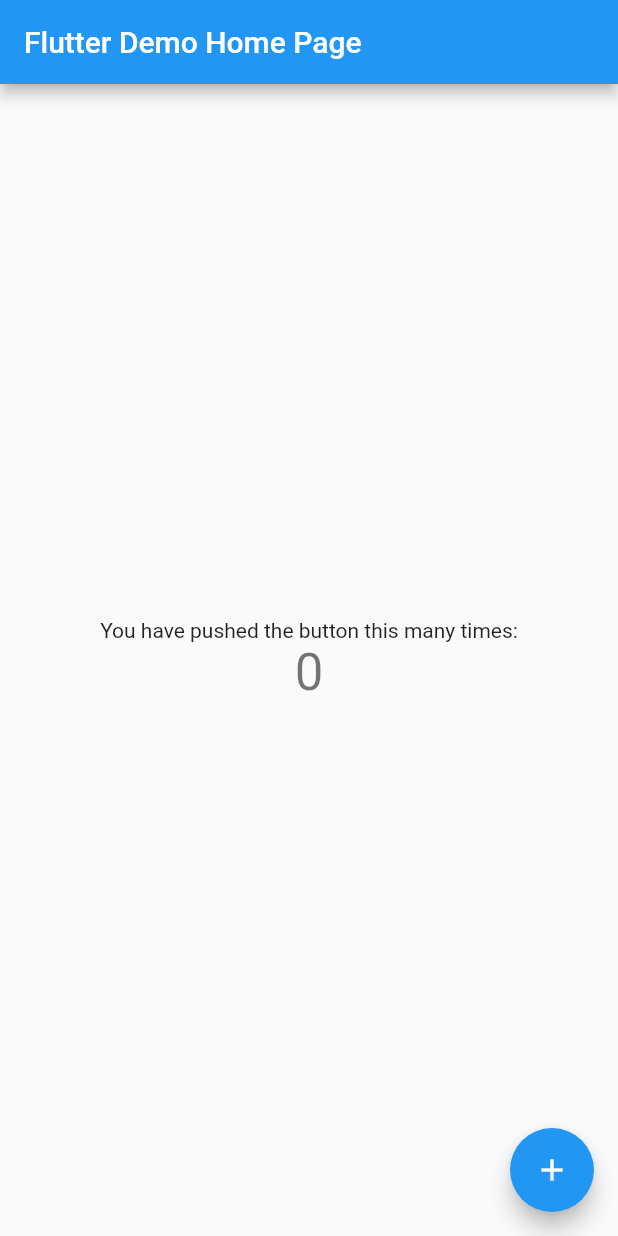
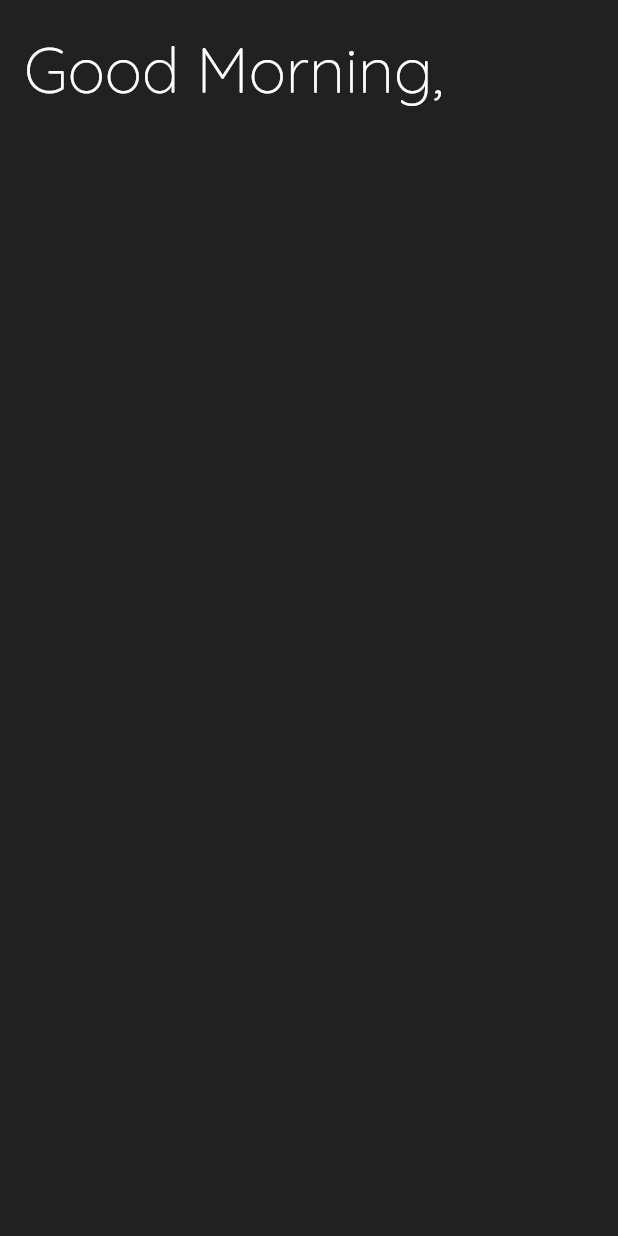
Before and after one commit to sarthak333/nerd-launcher, a Flutter app: the screen it shows after launch, on a phone screen of 412 x 824 dp. Run offline on Flutter 3.47's test engine with Material 2 defaults, Android fonts, the phone set to English and light mode, and no system bars; missing offline and left inert: device_apps.

Commit message:
feat: added home and font files

```diff
--- /dev/null
+++ b/lib/home.dart
@@ -0,0 +1,46 @@
+import 'package:flutter/material.dart';
+
+class Home extends StatefulWidget {
+  @override
+  _HomeState createState() => _HomeState();
+}
+
+class _HomeState extends State<Home> {
+  @override
+  Widget build(BuildContext context) {
+    return SafeArea(
+      child: Container(
+        color: Colors.grey[900],
+        child: Padding(
+          padding: const EdgeInsets.symmetric(vertical: 20, horizontal: 16),
+          child: Column(
+            mainAxisSize: MainAxisSize.max,
+            crossAxisAlignment: CrossAxisAlignment.start,
+            children: <Widget>[
+              Text(
+                "Good Morning,",
+                style: TextStyle(
+                  fontSize: 42,
+                  fontFamily: 'Quicksand',
+                  fontWeight: FontWeight.w300,
+                  color: Colors.white,
+                  decoration: TextDecoration.none,
+                ),
+              ),
+              //   Text(
+              //   "Sarthak!",
+              //   style: TextStyle(
+              //     fontSize: 32,
+              //     fontFamily: 'Quicksand',
+              //     fontWeight: FontWeight.w500,
+              //     color: Colors.white,
+              //     decoration: TextDecoration.none,
+              //   ),
+              // ),
+            ],
+          ),
+        ),
+      ),
+    );
+  }
+}
--- a/lib/main.dart
+++ b/lib/main.dart
@@ -1,111 +1,23 @@
 import 'package:flutter/material.dart';
+import 'package:device_apps/device_apps.dart';
+import 'home.dart';
 
 void main() => runApp(MyApp());
 
-class MyApp extends StatelessWidget {
-  // This widget is the root of your application.
+class MyApp extends StatefulWidget {
+  @override
+  MyAppState createState() => MyAppState();
+}
+
+class MyAppState extends State<MyApp> {
   @override
   Widget build(BuildContext context) {
     return MaterialApp(
-      title: 'Flutter Demo',
-      theme: ThemeData(
-        // This is the theme of your application.
-        //
-        // Try running your application with "flutter run". You'll see the
-        // application has a blue toolbar. Then, without quitting the app, try
-        // changing the primarySwatch below to Colors.green and then invoke
-        // "hot reload" (press "r" in the console where you ran "flutter run",
-        // or simply save your changes to "hot reload" in a Flutter IDE).
-        // Notice that the counter didn't reset back to zero; the application
-        // is not restarted.
-        primarySwatch: Colors.blue,
-      ),
-      home: MyHomePage(title: 'Flutter Demo Home Page'),
+      initialRoute: '/',
+      theme: ThemeData(fontFamily: 'QuickSand'),
+      routes: {
+        '/': (context) => Home(),
+      },
     );
   }
 }
-
-class MyHomePage extends StatefulWidget {
-  MyHomePage({Key key, this.title}) : super(key: key);
-
-  // This widget is the home page of your application. It is stateful, meaning
-  // that it has a State object (defined below) that contains fields that affect
-  // how it looks.
-
-  // This class is the configuration for the state. It holds the values (in this
-  // case the title) provided by the parent (in this case the App widget) and
-  // used by the build method of the State. Fields in a Widget subclass are
-  // always marked "final".
-
-  final String title;
-
-  @override
-  _MyHomePageState createState() => _MyHomePageState();
-}
-
-class _MyHomePageState extends State<MyHomePage> {
-  int _counter = 0;
-
-  void _incrementCounter() {
-    setState(() {
-      // This call to setState tells the Flutter framework that something has
-      // changed in this State, which causes it to rerun the build method below
-      // so that the display can reflect the updated values. If we changed
-      // _counter without calling setState(), then the build method would not be
-      // called again, and so nothing would appear to happen.
-      _counter++;
-    });
-  }
-
-  @override
-  Widget build(BuildContext context) {
-    // This method is rerun every time setState is called, for instance as done
-    // by the _incrementCounter method above.
-    //
-    // The Flutter framework has been optimized to make rerunning build methods
-    // fast, so that you can just rebuild anything that needs updating rather
-    // than having to individually change instances of widgets.
-    return Scaffold(
-      appBar: AppBar(
-        // Here we take the value from the MyHomePage object that was created by
-        // the App.build method, and use it to set our appbar title.
-        title: Text(widget.title),
-      ),
-      body: Center(
-        // Center is a layout widget. It takes a single child and positions it
-        // in the middle of the parent.
-        child: Column(
-          // Column is also a layout widget. It takes a list of children and
-          // arranges them vertically. By default, it sizes itself to fit its
-          // children horizontally, and tries to be as tall as its parent.
-          //
-          // Invoke "debug painting" (press "p" in the console, choose the
-          // "Toggle Debug Paint" action from the Flutter Inspector in Android
-          // Studio, or the "Toggle Debug Paint" command in Visual Studio Code)
-          // to see the wireframe for each widget.
-          //
-          // Column has various properties to control how it sizes itself and
-          // how it positions its children. Here we use mainAxisAlignment to
-          // center the children vertically; the main axis here is the vertical
-          // axis because Columns are vertical (the cross axis would be
-          // horizontal).
-          mainAxisAlignment: MainAxisAlignment.center,
-          children: <Widget>[
-            Text(
-              'You have pushed the button this many times:',
-            ),
-            Text(
-              '$_counter',
-              style: Theme.of(context).textTheme.display1,
-            ),
-          ],
-        ),
-      ),
-      floatingActionButton: FloatingActionButton(
-        onPressed: _incrementCounter,
-        tooltip: 'Increment',
-        child: Icon(Icons.add),
-      ), // This trailing comma makes auto-formatting nicer for build methods.
-    );
-  }
-}
```
Also changed, not shown: pubspec.yaml (+9 -34 lines), assets/fonts/Quicksand-Bold.ttf (added), assets/fonts/Quicksand-Light.ttf (added), assets/fonts/Quicksand-Medium.ttf (added), assets/fonts/Quicksand-Regular.ttf (added), assets/fonts/Quicksand-SemiBold.ttf (added), pubspec.lock, 2 other files.
